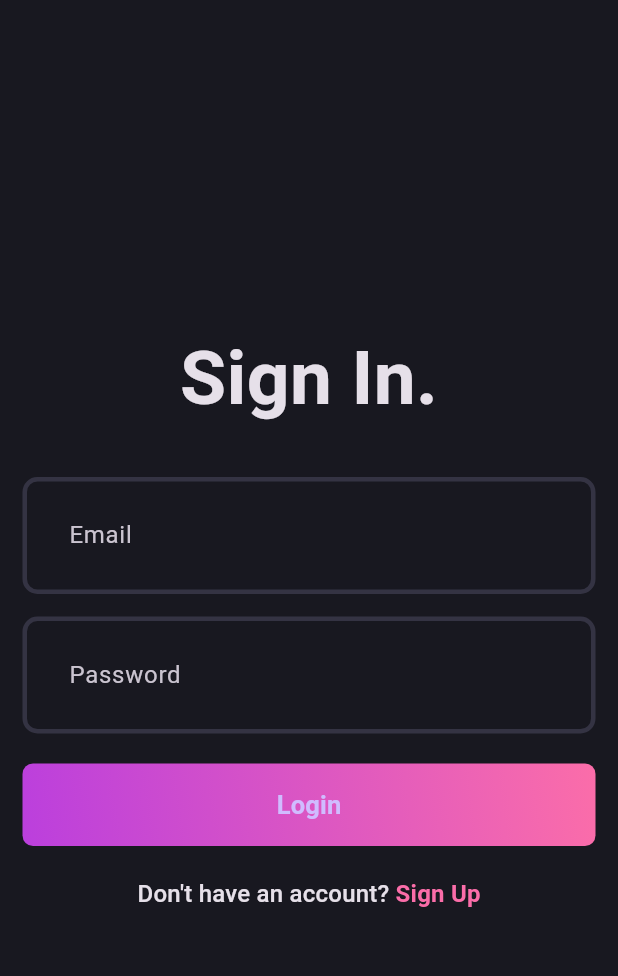
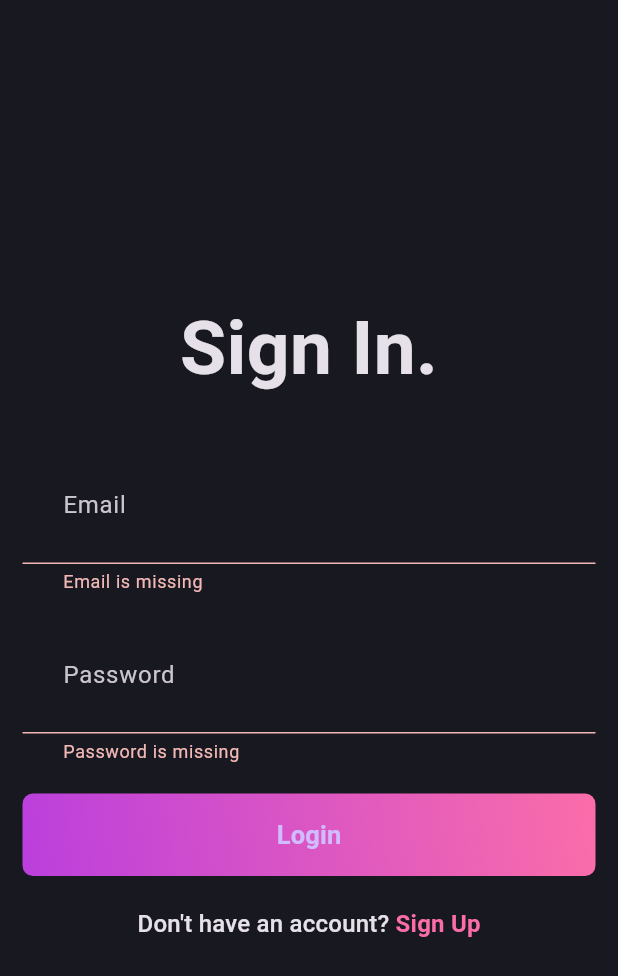
Before and after one commit to NiazSagor/blog_app, a Flutter app: the screen it shows after launch, after a tap on "Login", on a phone screen of 412 x 824 dp. Shown: the top 976 px of the screen. Run offline on Flutter 3.47's test engine with Material 3 defaults, Android fonts, the phone set to English and light mode, and no system bars; our stand-ins replace flutter_bloc, fpdart, get_it, supabase_flutter; accounts and stored records are empty.

Commit message:
:bug: feat: Implement login logic with BLoC
This commit wires up the login screen with the `AuthBloc` to handle user authentication, state management, and error display.

- Wraps the login form with a `BlocConsumer` to listen for `AuthState` changes.
- Displays a `Loader` widget when the state is `AuthLoading`.
- Shows a `SnackBar` with an error message on `AuthFailure`.
- Triggers the `AuthLogin` event with the user's email and password when the "Login" button is pressed.
- Implements the `_onAuthLogin` event handler in `AuthBloc` to call the `UserLoginUseCase`.
- Emits `AuthSuccess` with user data on successful login or `AuthFailure` on error.
- Corrects a minor syntax issue in the `_onAuthSignUp` method in `AuthBloc`.

Took 25 minutes

```diff
--- a/lib/features/auth/presentation/pages/login_page.dart
+++ b/lib/features/auth/presentation/pages/login_page.dart
@@ -1,7 +1,11 @@
+import 'package:blog_app/core/common/widgets/loader.dart';
 import 'package:blog_app/core/theme/app_pallete.dart';
+import 'package:blog_app/core/utils/show_snackbar.dart';
+import 'package:blog_app/features/auth/presentation/bloc/auth_bloc.dart';
 import 'package:blog_app/features/auth/presentation/pages/signup_page.dart';
 import 'package:blog_app/features/auth/presentation/widgets/auth_field.dart';
 import 'package:flutter/material.dart';
+import 'package:flutter_bloc/flutter_bloc.dart';
 
 import '../widgets/auth_gradient_button.dart';
 
@@ -31,7 +35,17 @@ class _LoginPageState extends State<LoginPage> {
     return Scaffold(
       body: Padding(
         padding: const EdgeInsets.all(15.0),
-        child: Form(
+        child: BlocConsumer<AuthBloc, AuthState>(
+          listener: (context, state) {
+            if (state is AuthFailure) {
+              showSnackBar(context, state.message);
+            }
+          },
+          builder: (context, state) {
+            if (state is AuthLoading) {
+              Loader();
+            }
+            return Form(
               key: _formKey,
               child: Column(
                 mainAxisAlignment: MainAxisAlignment.center,
@@ -49,9 +63,19 @@ class _LoginPageState extends State<LoginPage> {
                     isObs: true,
                   ),
                   const SizedBox(height: 20),
-              AuthGradientButton(text: "Login",onPressed: () {
-
-              },),
+                  AuthGradientButton(
+                    text: "Login",
+                    onPressed: () {
+                      if (_formKey.currentState!.validate()) {
+                        context.read<AuthBloc>().add(
+                          AuthLogin(
+                            email: _emailController.text.trim(),
+                            password: _passwordController.text.trim(),
+                          ),
+                        );
+                      }
+                    },
+                  ),
                   const SizedBox(height: 20),
                   GestureDetector(
                     onTap: () {
@@ -76,6 +100,8 @@ class _LoginPageState extends State<LoginPage> {
                   ),
                 ],
               ),
+            );
+          },
         ),
       ),
     );
```
Also changed, not shown: lib/features/auth/presentation/bloc/auth_bloc.dart (+3 -5 lines). Lines whose indentation alone changed are shown as unchanged.
